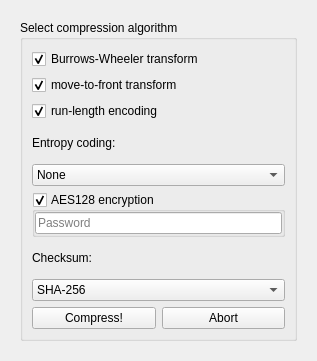
Above: processing_dialog.ui from 307372/Turbo-Kompresor-2000 before the change. Below: the same form after it.
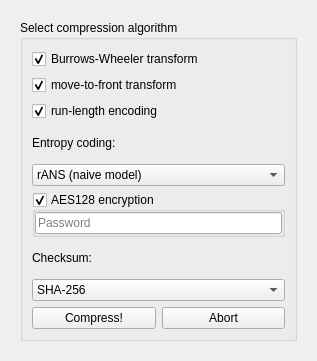
That is the form after the change. Icons and pictures are not drawn.

The edit to the form file:
```diff
--- a/processing_dialog.ui
+++ b/processing_dialog.ui
@@ -196,7 +196,7 @@
              <string>&lt;html&gt;&lt;head/&gt;&lt;body&gt;&lt;p&gt;Entropy coding is the step, which usually does most of compressing among the algorithms I've implemented.&lt;br/&gt;&lt;/p&gt;&lt;p&gt;Better model gives better compression, but also has 256 KB overhead regardless of data type at the moment, so it's absurdly counterproductive for small files.&lt;/p&gt;&lt;/body&gt;&lt;/html&gt;</string>
             </property>
             <property name="currentIndex">
-             <number>0</number>
+             <number>3</number>
             </property>
             <item>
              <property name="text">
@@ -213,6 +213,11 @@
               <string>Arithmetic coding (better model)</string>
              </property>
             </item>
+            <item>
+             <property name="text">
+              <string>rANS (naive model)</string>
+             </property>
+            </item>
            </widget>
           </item>
           <item>
```
